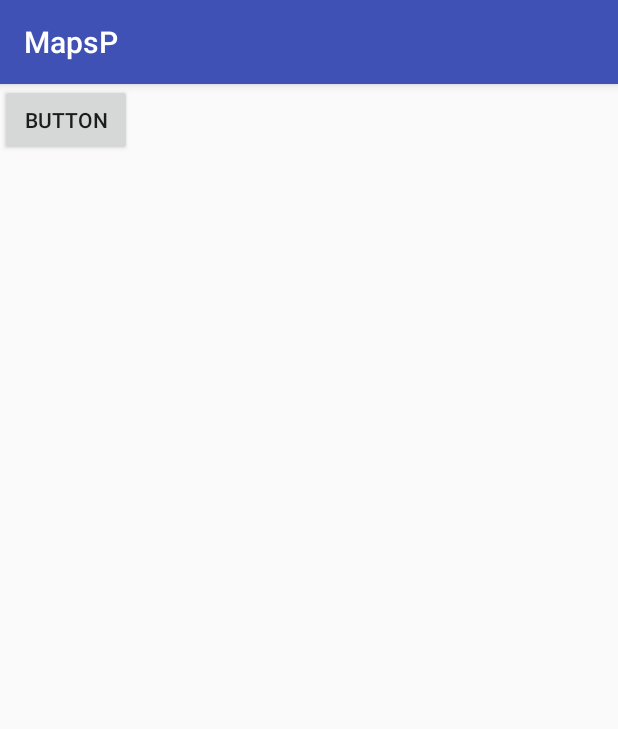
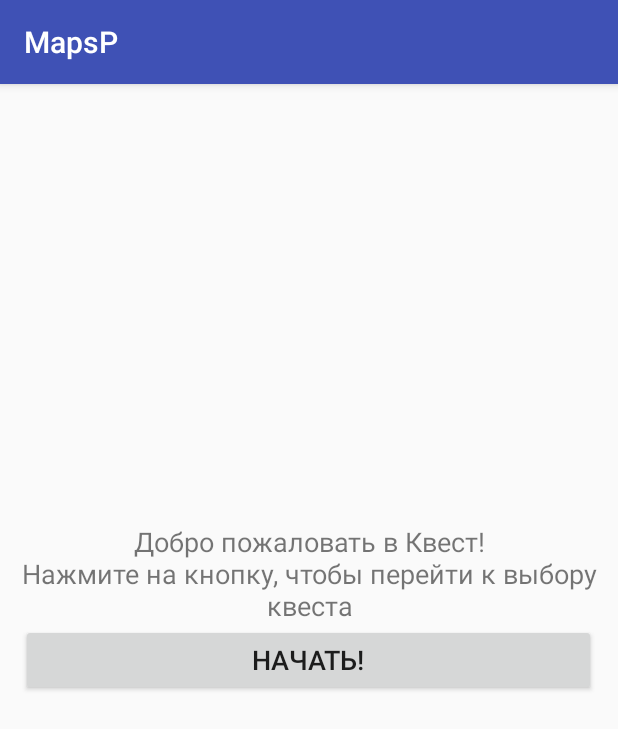
Before and after one commit to DenisKorotchenko/City-Quest, an Android app: the screen it shows after launch (StartActivity), on a phone screen of 412 x 824 dp. Shown: the top 729 px of the screen. Run offline under Robolectric (Android 15) with nearby library versions, the light colour scheme and no system bars.

Commit message:
-Добавлен стартовый текст -Выравнена разметка стартового Активити

```diff
--- a/app/src/main/res/layout/activity_start.xml
+++ b/app/src/main/res/layout/activity_start.xml
@@ -6,10 +6,23 @@
     android:layout_height="match_parent"
     tools:context=".StartActivity">
 
+
     <Button
         android:id="@+id/button"
+        android:layout_width="383dp"
+        android:layout_height="wrap_content"
+        android:layout_centerInParent="true"
+        android:text="Начать!"
+        android:textSize="18dp"/>
+
+    <TextView
+        android:id="@+id/textStart"
         android:layout_width="wrap_content"
         android:layout_height="wrap_content"
-        android:text="Button"
-        tools:layout_centerInParent="true" />
+        android:layout_above="@+id/button"
+
+        android:layout_centerHorizontal="true"
+        android:text="Добро пожаловать в Квест!\nНажмите на кнопку, чтобы перейти к выбору квеста"
+        android:textSize="18dp"
+        android:textAlignment="center"/>
 </RelativeLayout>
```
